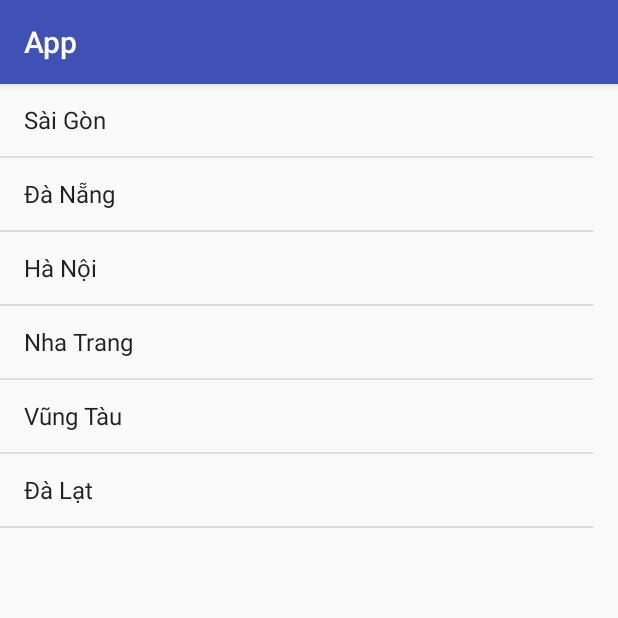
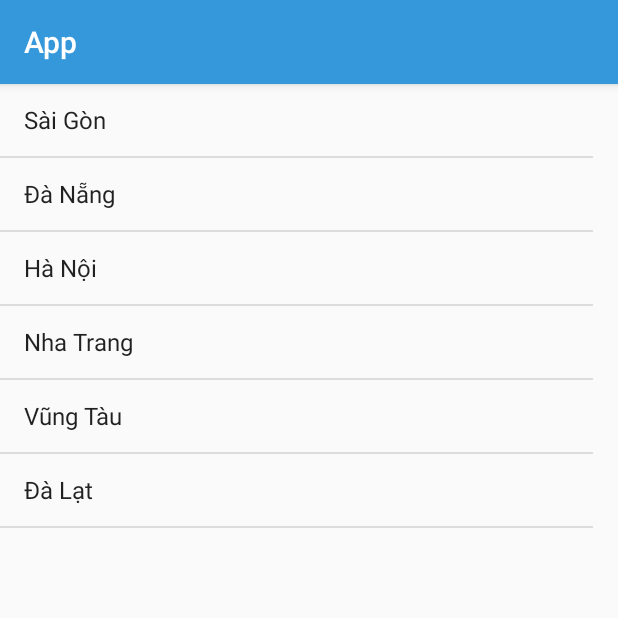
Before and after one commit to ntinvo/AndroidApp, an Android app: the screen it shows after launch (MainActivity), on a phone screen of 412 x 824 dp, the top half of it. Run offline under Robolectric (Android 15) with nearby library versions, the phone set to English and light mode, and no system bars.

Commit message:
Change some colors

```diff
--- a/app/src/main/java/com/example/tinvo/sampleapp/MapsActivity.java
+++ b/app/src/main/java/com/example/tinvo/sampleapp/MapsActivity.java
@@ -281,7 +281,7 @@ public class MapsActivity extends FragmentActivity  implements OnMapReadyCallbac
                             marker.setZIndex(1.0f);
                         }
 
-                        View btn =  findViewById(R.id.testBtn);
+                        View btn =  findViewById(R.id.directionBtnCustomHeader);
                         if(btn != null) {
                             btn.setOnClickListener(new View.OnClickListener() {
                                 @Override
--- a/app/src/main/res/layout/activity_maps.xml
+++ b/app/src/main/res/layout/activity_maps.xml
@@ -25,7 +25,7 @@
         android:layout_width="match_parent"
         android:layout_height="match_parent"
         android:id="@+id/bottomsheet"
-        android:background="@android:color/white"
+        android:background="@android:color/darker_gray"
         android:layout_gravity="bottom"
         app:behavior_hideable="true"
         app:behavior_header_layout="@layout/custom_header"
--- a/app/src/main/res/layout/custom_content.xml
+++ b/app/src/main/res/layout/custom_content.xml
@@ -5,7 +5,6 @@
     android:layout_height="match_parent"
     android:padding="16dp">
 
-
     <TextView
         android:layout_width="match_parent"
         android:layout_height="match_parent"
--- a/app/src/main/res/values/colors.xml
+++ b/app/src/main/res/values/colors.xml
@@ -1,6 +1,6 @@
 <?xml version="1.0" encoding="utf-8"?>
 <resources>
-    <color name="colorPrimary">#3f51b5</color>
+    <color name="colorPrimary">#3498db</color>
     <color name="colorPrimaryDark">#303F9F</color>
-    <color name="colorAccent">#FF4081</color>
+    <color name="colorAccent">#2ecc71</color>
 </resources>
--- a/app/src/main/res/values/dimens.xml
+++ b/app/src/main/res/values/dimens.xml
@@ -5,5 +5,5 @@
     <dimen name="fab_margin">16dp</dimen>
     <dimen name="anchor_point">300dp</dimen>
     <dimen name="bottom_sheet_peek_height">80dp</dimen>
-    <dimen name="peekHeightMin">64dp</dimen>
+    <dimen name="peekHeightMin">62dp</dimen>
 </resources>
```
Also changed, not shown: app/src/main/java/com/example/tinvo/sampleapp/GoogleMapsBottomSheetBehavior.java (+6 -1 lines), app/src/main/res/layout/custom_header.xml (+11 -5 lines), app/src/main/res/values/strings.xml (+1 -9 lines).
